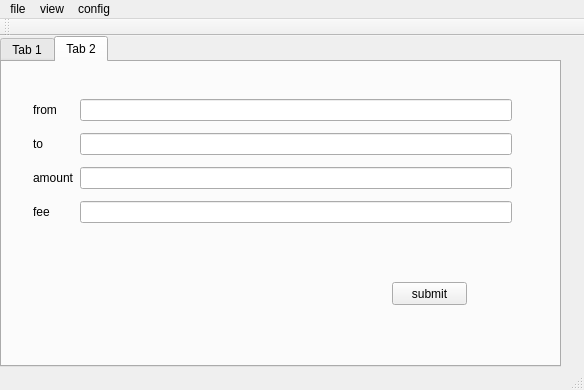
fourseaLee/ethwallet, file mainwindow.ui: the form before one commit.
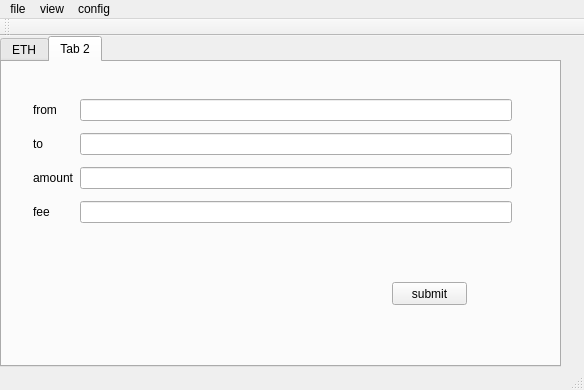
The form after the commit. The open tabs and pages were chosen to show the change.

What changed in the file:
```diff
--- a/mainwindow.ui
+++ b/mainwindow.ui
@@ -28,7 +28,7 @@
     </property>
     <widget class="QWidget" name="tabeth">
      <attribute name="title">
-      <string>Tab 1</string>
+      <string>ETH</string>
      </attribute>
      <widget class="QPushButton" name="btn_eth_submit">
       <property name="geometry">
```
Left out of the diff: 10 changed lines with no effect on the pictures.
